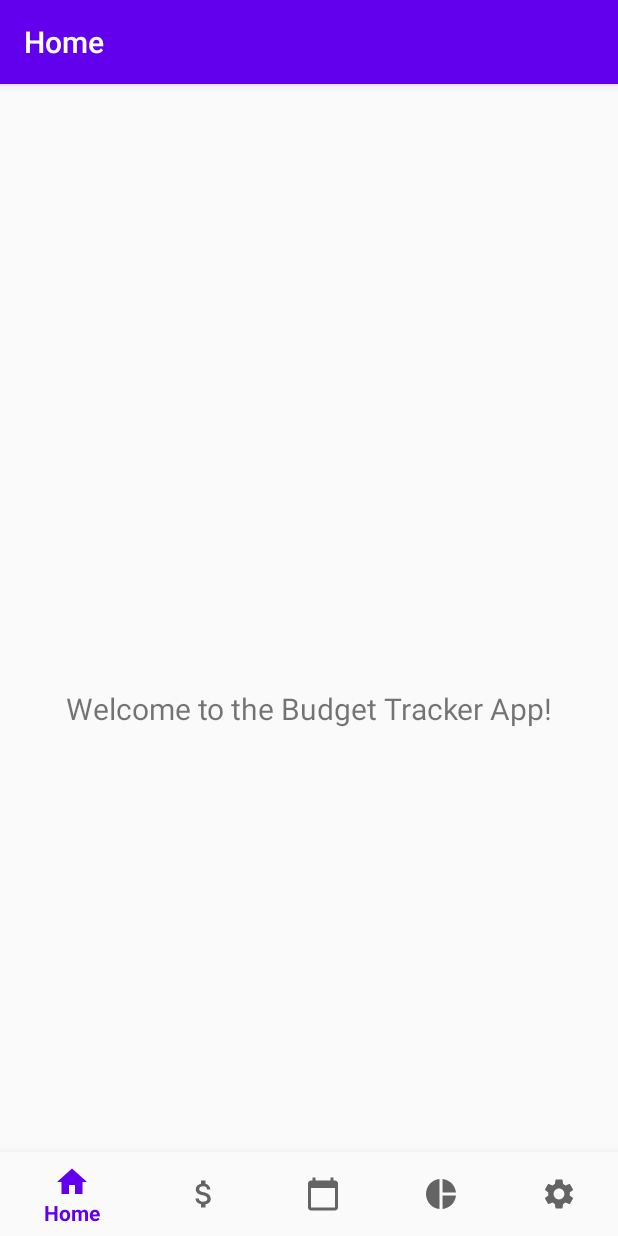
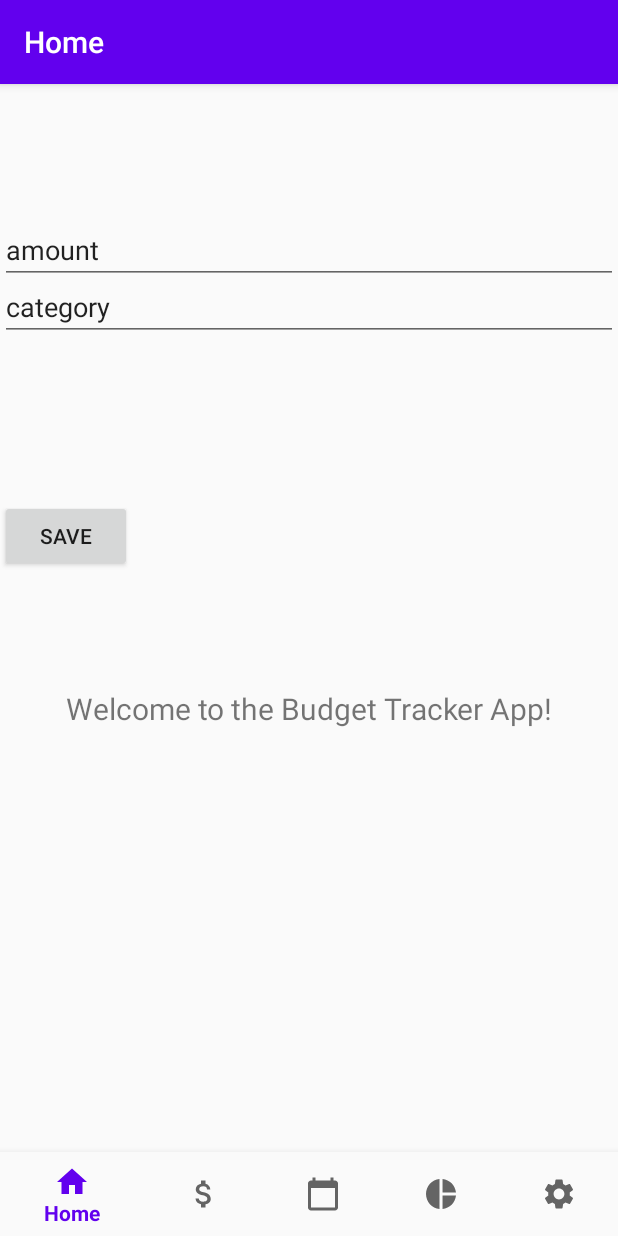
Before and after one commit to sukhbirsekhon/FinanceTracker, an Android app: the screen it shows after launch (MainActivity), on a phone screen of 412 x 824 dp. Run offline under Robolectric (Android 15) with nearby library versions, the phone set to English and light mode, and no system bars; our stand-ins replace navigation-ui.

Commit message:
Added temp UI

```diff
--- a/app/src/main/res/layout/activity_main.xml
+++ b/app/src/main/res/layout/activity_main.xml
@@ -1,6 +1,7 @@
 <?xml version="1.0" encoding="utf-8"?>
 <androidx.constraintlayout.widget.ConstraintLayout xmlns:android="http://schemas.android.com/apk/res/android"
     xmlns:app="http://schemas.android.com/apk/res-auto"
+    xmlns:tools="http://schemas.android.com/tools"
     android:id="@+id/container"
     android:layout_width="match_parent"
     android:layout_height="match_parent"
@@ -25,9 +26,61 @@
         android:layout_height="match_parent"
         app:defaultNavHost="true"
         app:layout_constraintBottom_toTopOf="@id/nav_view"
+        app:layout_constraintHorizontal_bias="0.0"
         app:layout_constraintLeft_toLeftOf="parent"
         app:layout_constraintRight_toRightOf="parent"
         app:layout_constraintTop_toTopOf="parent"
+        app:layout_constraintVertical_bias="1.0"
         app:navGraph="@navigation/mobile_navigation" />
 
+    <EditText
+        android:id="@+id/txtExpenseName"
+        android:layout_width="match_parent"
+        android:layout_height="45dp"
+        android:layout_marginTop="32dp"
+        android:ems="10"
+        android:inputType="textPersonName"
+        android:text="expense name"
+        app:layout_constraintBottom_toTopOf="@+id/nav_host_fragment"
+        app:layout_constraintEnd_toEndOf="parent"
+        app:layout_constraintHorizontal_bias="0.0"
+        app:layout_constraintStart_toStartOf="parent"
+        app:layout_constraintTop_toTopOf="parent" />
+
+    <EditText
+        android:id="@+id/txtAmount"
+        android:layout_width="match_parent"
+        android:layout_height="45dp"
+        android:layout_marginTop="32dp"
+        android:ems="10"
+        android:inputType="textPersonName"
+        android:text="amount"
+        app:layout_constraintEnd_toEndOf="parent"
+        app:layout_constraintHorizontal_bias="0.0"
+        app:layout_constraintStart_toStartOf="parent"
+        app:layout_constraintTop_toTopOf="parent" />
+
+    <EditText
+        android:id="@+id/txtCategory"
+        android:layout_width="match_parent"
+        android:layout_height="45dp"
+        android:layout_marginTop="70dp"
+        android:ems="10"
+        android:inputType="textPersonName"
+        android:text="category"
+        app:layout_constraintEnd_toEndOf="parent"
+        app:layout_constraintHorizontal_bias="0.0"
+        app:layout_constraintStart_toStartOf="parent"
+        app:layout_constraintTop_toTopOf="parent" />
+
+    <Button
+        android:id="@+id/btnSave"
+        android:layout_width="88dp"
+        android:layout_height="wrap_content"
+        android:layout_marginTop="106dp"
+        android:text="SAVE"
+        app:layout_constraintTop_toBottomOf="@+id/txtCategory"
+        tools:layout_editor_absoluteX="106dp"
+        tools:ignore="MissingConstraints" />
+
 </androidx.constraintlayout.widget.ConstraintLayout>
```
